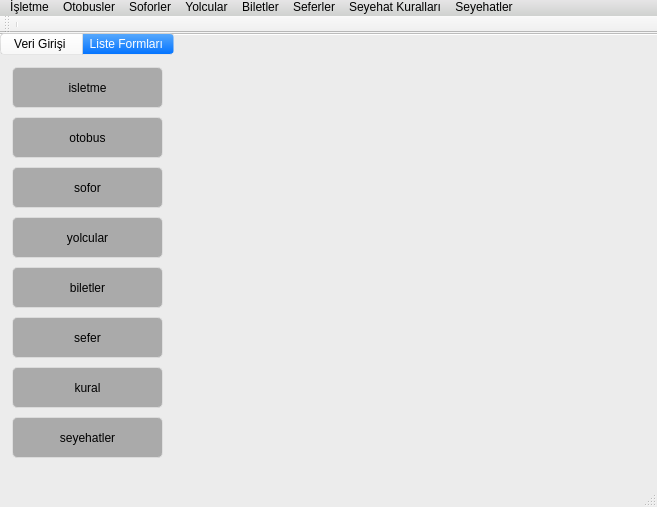
Old version of the form otobusbilgisistemi.ui in the repository emirkyz/OtobusBilgiSistemi.
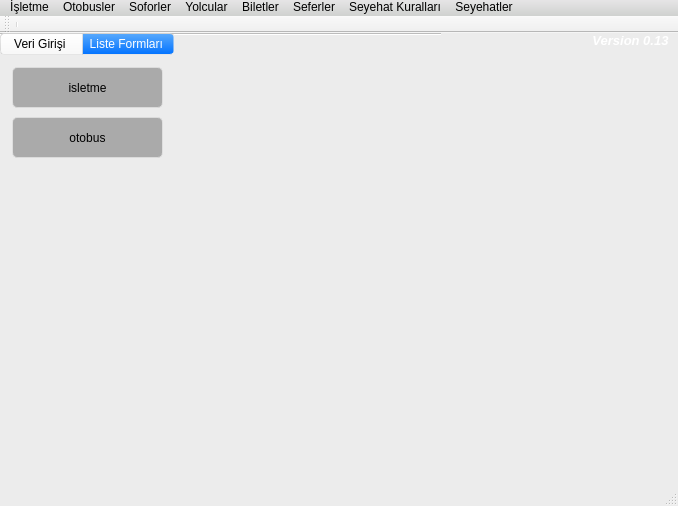
New version of the form. Icons and pictures are not drawn.

Diff of the .ui file:
```diff
--- a/otobusbilgisistemi.ui
+++ b/otobusbilgisistemi.ui
@@ -6,8 +6,8 @@
    <rect>
     <x>0</x>
     <y>0</y>
-    <width>657</width>
-    <height>507</height>
+    <width>678</width>
+    <height>506</height>
    </rect>
   </property>
   <property name="windowTitle">
@@ -590,8 +590,8 @@
      <rect>
       <x>0</x>
       <y>0</y>
-      <width>661</width>
-      <height>451</height>
+      <width>441</width>
+      <height>431</height>
      </rect>
     </property>
     <property name="styleSheet">
@@ -755,23 +755,7 @@
      <attribute name="title">
       <string> Liste Formları  </string>
      </attribute>
-     <widget class="QToolButton" name="tbSeyehat_2">
-      <property name="geometry">
-       <rect>
-        <x>10</x>
-        <y>360</y>
-        <width>151</width>
-        <height>41</height>
-       </rect>
-      </property>
-      <property name="text">
-       <string>seyehatler</string>
-      </property>
-      <property name="toolButtonStyle">
-       <enum>Qt::ToolButtonTextUnderIcon</enum>
-      </property>
-     </widget>
-     <widget class="QToolButton" name="tbOtobus_2">
+     <widget class="QToolButton" name="tblOtobusListesi">
       <property name="geometry">
        <rect>
         <x>10</x>
@@ -787,70 +771,6 @@
        <enum>Qt::ToolButtonTextUnderIcon</enum>
       </property>
      </widget>
-     <widget class="QToolButton" name="tbBilet_2">
-      <property name="geometry">
-       <rect>
-        <x>10</x>
-        <y>210</y>
-        <width>151</width>
-        <height>41</height>
-       </rect>
-      </property>
-      <property name="text">
-       <string>biletler</string>
-      </property>
-      <property name="toolButtonStyle">
-       <enum>Qt::ToolButtonTextUnderIcon</enum>
-      </property>
-     </widget>
-     <widget class="QToolButton" name="tbYolcular_2">
-      <property name="geometry">
-       <rect>
-        <x>10</x>
-        <y>160</y>
-        <width>151</width>
-        <height>41</height>
-       </rect>
-      </property>
-      <property name="text">
-       <string>yolcular</string>
-      </property>
-      <property name="toolButtonStyle">
-       <enum>Qt::ToolButtonTextUnderIcon</enum>
-      </property>
-     </widget>
-     <widget class="QToolButton" name="tbSeyehatKurallari_2">
-      <property name="geometry">
-       <rect>
-        <x>10</x>
-        <y>310</y>
-        <width>151</width>
-        <height>41</height>
-       </rect>
-      </property>
-      <property name="text">
-       <string>kural</string>
-      </property>
-      <property name="toolButtonStyle">
-       <enum>Qt::ToolButtonTextUnderIcon</enum>
-      </property>
-     </widget>
-     <widget class="QToolButton" name="tbSefer_2">
-      <property name="geometry">
-       <rect>
-        <x>10</x>
-        <y>260</y>
-        <width>151</width>
-        <height>41</height>
-       </rect>
-      </property>
-      <property name="text">
-       <string>sefer</string>
-      </property>
-      <property name="toolButtonStyle">
-       <enum>Qt::ToolButtonTextUnderIcon</enum>
-      </property>
-     </widget>
      <widget class="QToolButton" name="tblIsletmeListesi">
       <property name="geometry">
        <rect>
@@ -882,31 +802,31 @@
        <enum>Qt::ToolButtonTextUnderIcon</enum>
       </property>
      </widget>
-     <widget class="QToolButton" name="tbSofor_2">
-      <property name="geometry">
-       <rect>
-        <x>10</x>
-        <y>110</y>
-        <width>151</width>
-        <height>41</height>
-       </rect>
-      </property>
-      <property name="text">
-       <string>sofor</string>
-      </property>
-      <property name="toolButtonStyle">
-       <enum>Qt::ToolButtonTextUnderIcon</enum>
-      </property>
-     </widget>
     </widget>
    </widget>
+   <widget class="QLabel" name="lblVersion">
+    <property name="geometry">
+     <rect>
+      <x>590</x>
+      <y>0</y>
+      <width>81</width>
+      <height>16</height>
+     </rect>
+    </property>
+    <property name="text">
+     <string>&lt;html&gt;&lt;head/&gt;&lt;body&gt;&lt;p align=&quot;center&quot;&gt;&lt;span style=&quot; font-size:10pt; font-weight:700; font-style:italic; color:#ffffff;&quot;&gt;Version 0.13&lt;/span&gt;&lt;/p&gt;&lt;/body&gt;&lt;/html&gt;</string>
+    </property>
+    <property name="scaledContents">
+     <bool>true</bool>
+    </property>
+   </widget>
   </widget>
   <widget class="QMenuBar" name="menubar">
    <property name="geometry">
     <rect>
      <x>0</x>
      <y>0</y>
-     <width>657</width>
+     <width>678</width>
      <height>19</height>
     </rect>
    </property>
```
